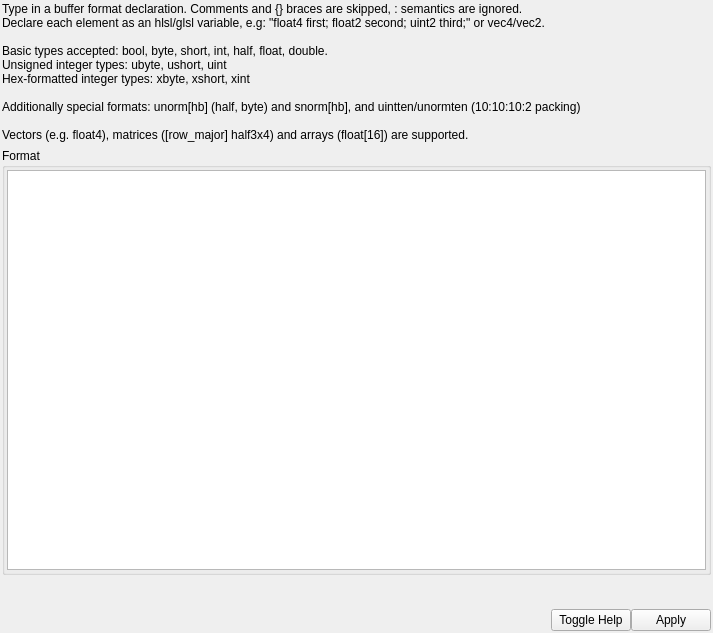
Qt form qrenderdoc/Widgets/BufferFormatSpecifier.ui (baldurk/renderdoc) before a commit.
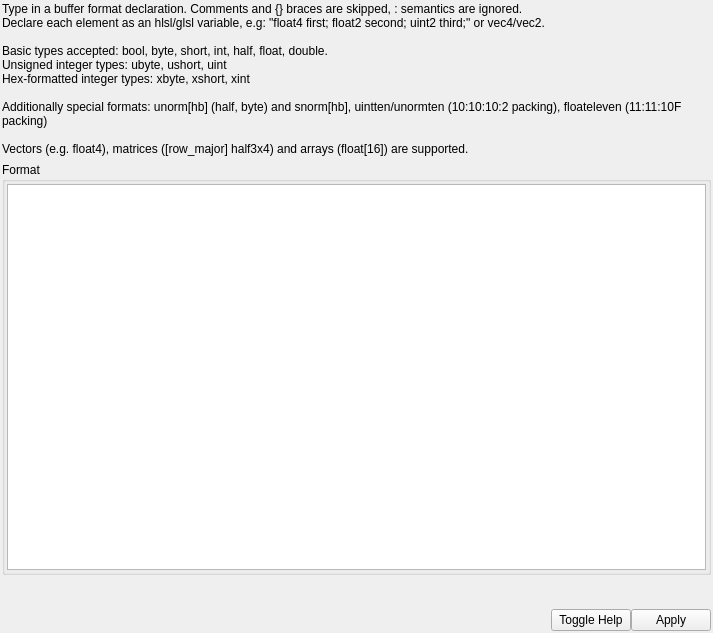
The same form after that commit.

Commit message: Add 'floateleven' buffer format for R11G11B10 packed data, fix unpacking

The edit to the form file:
```diff
--- a/qrenderdoc/Widgets/BufferFormatSpecifier.ui
+++ b/qrenderdoc/Widgets/BufferFormatSpecifier.ui
@@ -82,7 +82,7 @@
 Unsigned integer types: ubyte, ushort, uint
 Hex-formatted integer types: xbyte, xshort, xint
 
-Additionally special formats: unorm[hb] (half, byte) and snorm[hb], and uintten/unormten (10:10:10:2 packing)
+Additionally special formats: unorm[hb] (half, byte) and snorm[hb], uintten/unormten (10:10:10:2 packing), floateleven (11:11:10F packing)
 
 Vectors (e.g. float4), matrices ([row_major] half3x4) and arrays (float[16]) are supported.</string>
      </property>
```
The commit also changes 8 other files.
